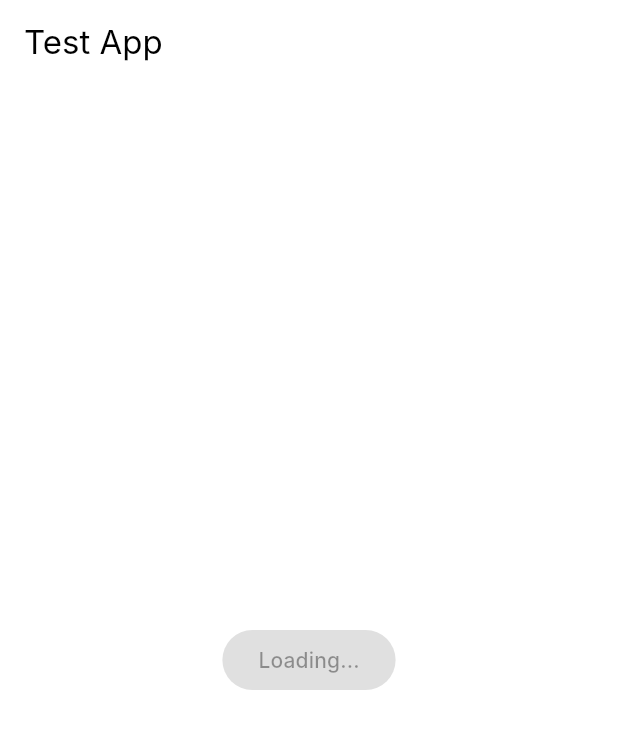
After one commit to ratiebareeng/habla-conmigo, a Flutter app: the screen it shows after launch, after a tap on "Start Call", on a phone screen of 412 x 824 dp. The commit adds this screen. Shown: the top 729 px of the screen. Run offline on Flutter 3.47's test engine with Material 3 defaults, Android fonts, the light colour scheme and no system bars; our stand-ins replace flutter_animate, flutter_tts, shared_preferences, speech_to_text; missing offline and left inert: vapi; Roboto replaces fonts that are missing (Inter).

Commit message:
Add vapi example app

```diff
--- a/lib/main.dart
+++ b/lib/main.dart
@@ -1,6 +1,6 @@
 import 'package:flutter/material.dart';
 import 'package:habla_conmigo/providers/theme_provider.dart';
-import 'package:habla_conmigo/screens/home_screen.dart';
+import 'package:habla_conmigo/screens/vapi_example.dart';
 import 'package:provider/provider.dart';
 
 void main() {
@@ -46,7 +46,7 @@ class MyApp extends StatelessWidget {
             ),
           ),
           themeMode: themeProvider.themeMode,
-          home: const HomeScreen(),
+          home: const VapiExample(),
         ),
       ),
     );
--- /dev/null
+++ b/lib/screens/vapi_example.dart
@@ -0,0 +1,79 @@
+import 'package:flutter/material.dart';
+import 'package:habla_conmigo/api_key.dart';
+import 'package:vapi/Vapi.dart';
+
+class VapiExample extends StatefulWidget {
+  const VapiExample({super.key});
+
+  @override
+  _VapiExampleState createState() => _VapiExampleState();
+}
+
+class _VapiExampleState extends State<VapiExample> {
+  String buttonText = 'Start Call';
+  bool isLoading = false;
+  bool isCallStarted = false;
+  Vapi vapi = Vapi(vapiPublicKey);
+
+  _VapiExampleState() {
+    vapi.onEvent.listen((event) {
+      if (event.label == "call-start") {
+        setState(() {
+          buttonText = 'End Call';
+          isLoading = false;
+          isCallStarted = true;
+        });
+        print('call started');
+      }
+      if (event.label == "call-end") {
+        setState(() {
+          buttonText = 'Start Call';
+          isLoading = false;
+          isCallStarted = false;
+        });
+        print('call ended');
+      }
+      if (event.label == "message") {
+        print(event.value);
+      }
+    });
+  }
+
+  @override
+  Widget build(BuildContext context) {
+    return Scaffold(
+      appBar: AppBar(
+        title: Text('Test App'),
+      ),
+      body: Center(
+        child: ElevatedButton(
+          onPressed: isLoading
+              ? null
+              : () async {
+                  setState(() {
+                    buttonText = 'Loading...';
+                    isLoading = true;
+                  });
+
+                  if (!isCallStarted) {
+                    await vapi.start(assistant: {
+                      "firstMessage": "Hello, I am an assistant.",
+                      "model": {
+                        "provider": "openai",
+                        "model": "gpt-3.5-turbo",
+                        "messages": [
+                          {"role": "system", "content": "You are an assistant."}
+                        ]
+                      },
+                      "voice": "jennifer-playht"
+                    });
+                  } else {
+                    await vapi.stop();
+                  }
+                },
+          child: Text(buttonText),
+        ),
+      ),
+    );
+  }
+}
```
